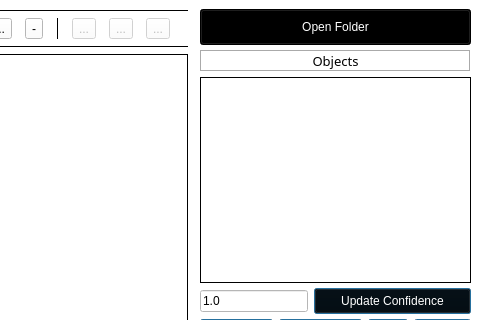
Old version of the form main.ui in the repository add1993/image-annotator-qt; both pictures show x 320 to 800 and y 0 to 320 of the 800 by 600 pixel window.
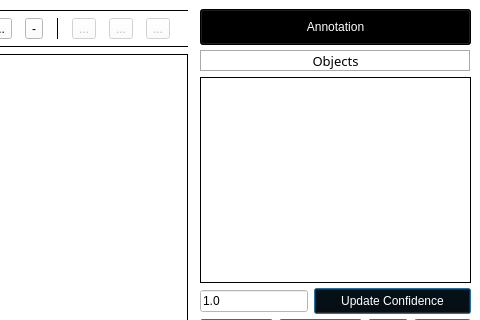
New version of the form. Icons and pictures are not drawn.

Commit message: added image name in jumpto box

```diff
--- a/main.ui
+++ b/main.ui
@@ -475,7 +475,7 @@
 color:white;</string>
           </property>
           <property name="text">
-           <string>Open Folder</string>
+           <string>Annotation</string>
           </property>
           <property name="autoDefault">
            <bool>false</bool>
```
The commit also changes 1 other file.
